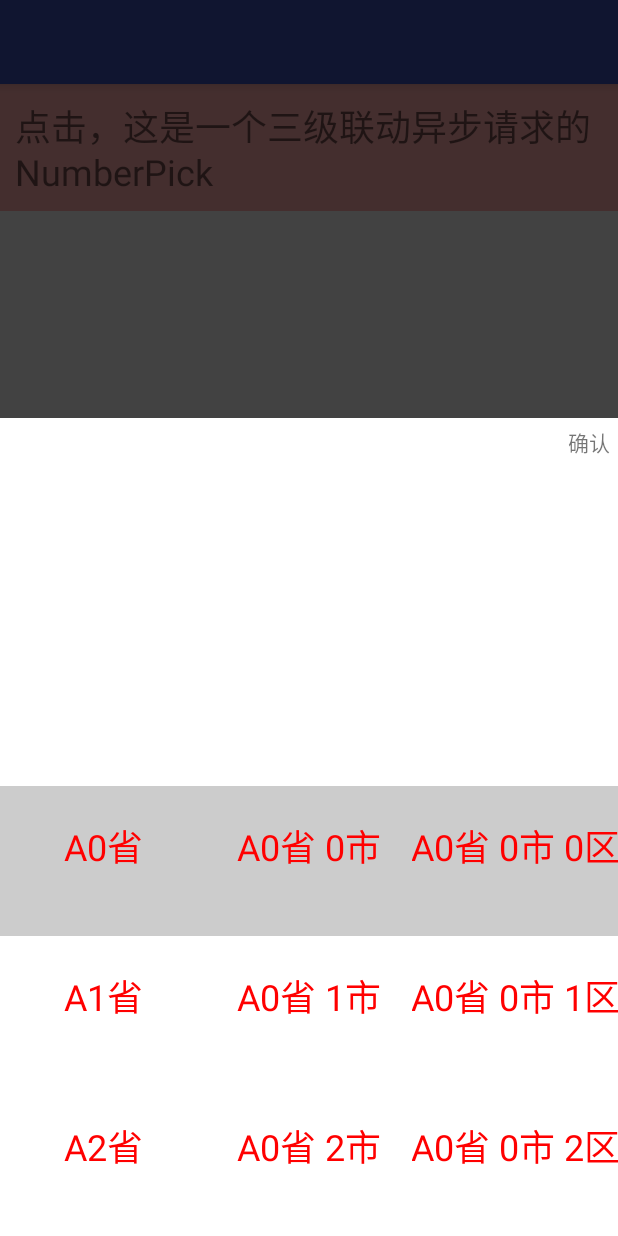
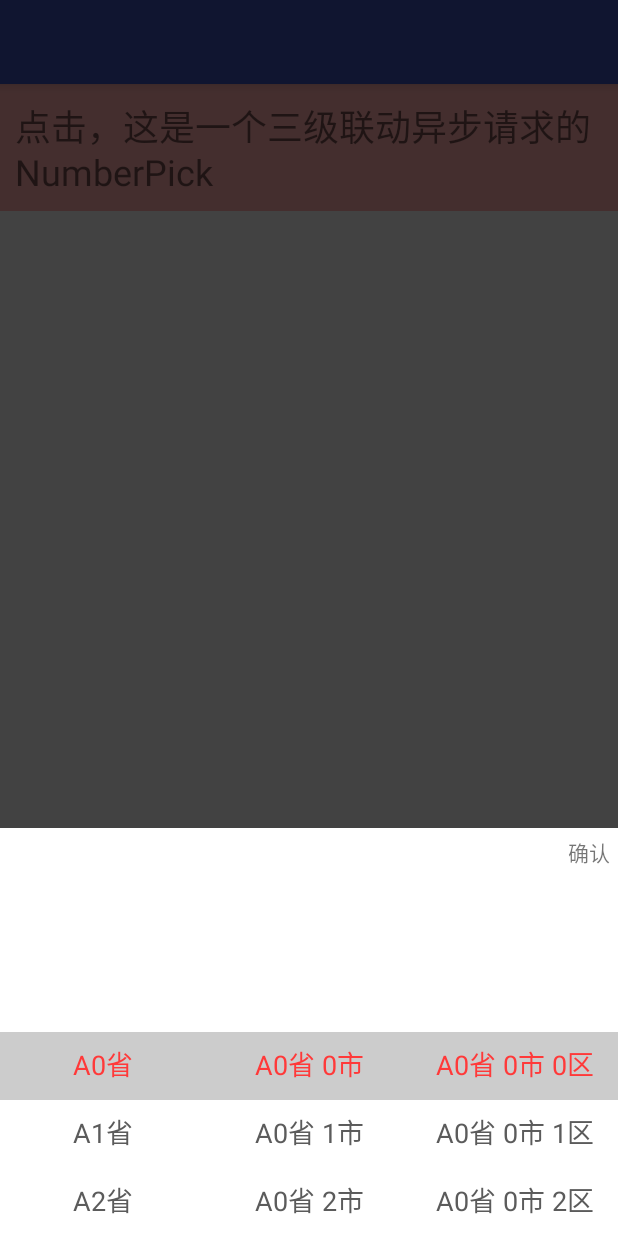
Before and after one commit to yushilei1218/JetPack, an Android app: the NumberPickerActivity screen opened directly, with no data from a screen before it, after a tap on "点击，这是一个三级联动异步请求的NumberPick", on a phone screen of 412 x 824 dp. Run offline under Robolectric (Android 15) with nearby library versions, the phone set to English and light mode, and no system bars; our stand-ins replace ButterKnife; libraries missing offline, so code that uses them is left out: com.alibaba.fastjson.

Commit message:
测试 ItemPicker  三级联动 控件优化

```diff
--- a/app/src/main/java/com/test/shileiyu/jetpack/common/widget/ItemPickerView.java
+++ b/app/src/main/java/com/test/shileiyu/jetpack/common/widget/ItemPickerView.java
@@ -4,6 +4,7 @@ import android.animation.Animator;
 import android.animation.AnimatorListenerAdapter;
 import android.animation.ValueAnimator;
 import android.content.Context;
+import android.content.res.TypedArray;
 import android.graphics.Canvas;
 import android.graphics.Color;
 import android.graphics.Paint;
@@ -22,8 +23,8 @@ import android.view.ViewConfiguration;
 import android.view.ViewParent;
 import android.view.animation.DecelerateInterpolator;
 import android.widget.OverScroller;
-import android.widget.Scroller;
 
+import com.test.shileiyu.jetpack.R;
 import com.test.shileiyu.jetpack.common.util.Util;
 
 import java.util.ArrayList;
@@ -35,6 +36,7 @@ import java.util.List;
  */
 
 public class ItemPickerView extends View {
+    private static final float VELOCITY_Y_RATIO = 1 / 8f;
 
     private List<BaseItem> mItems = new ArrayList<>();
 
@@ -42,16 +44,17 @@ public class ItemPickerView extends View {
 
     private int itemHeight = 150;
 
-    private int showCount = 5;
+    private int showCount = 3;
 
     private TextPaint mTextPaint = new TextPaint(Paint.ANTI_ALIAS_FLAG);
+
     private Paint mPaint = new Paint(Paint.ANTI_ALIAS_FLAG);
 
     private RectF mCenter = new RectF();
-    VelocityTracker mTracker;
-    Scroller mScroller;
 
-    OnItemSelectListener mListener;
+    private VelocityTracker mTracker;
+
+    private OnItemSelectListener mListener;
 
     private int mMinimumVelocity;
 
@@ -60,6 +63,12 @@ public class ItemPickerView extends View {
     private FlingRunnable mFlingRunnable;
 
     private boolean isSettling = false;
+
+    private int mSelectAreaColor;
+
+    private int mNoneSelectAreaColor;
+
+    private int mTextOffset;
 
     public void setListener(OnItemSelectListener listener) {
         mListener = listener;
@@ -81,22 +90,37 @@ public class ItemPickerView extends View {
                 offsetChildren(-distanceY);
                 return true;
             }
-
-            @Override
-            public boolean onFling(MotionEvent e1, MotionEvent e2, float velocityX, float velocityY) {
-                return true;
-            }
         });
         mTracker = VelocityTracker.obtain();
-        mTextPaint.setColor(Color.RED);
-        mTextPaint.setTextSize(36f);
-        mTextPaint.setTextAlign(Paint.Align.CENTER);
-        mScroller = new Scroller(context);
+
+
+        ViewConfiguration configuration = ViewConfiguration.get(context);
+        mMinimumVelocity = configuration.getScaledMinimumFlingVelocity();
+        mMaximumVelocity = (int) (configuration.getScaledMaximumFlingVelocity() * VELOCITY_Y_RATIO);
+
         mPaint.setStyle(Paint.Style.FILL);
         mPaint.setColor(Color.LTGRAY);
-        ViewConfiguration configuration = ViewConfiguration.get(context);
-        mMinimumVelocity = configuration.getScaledMinimumFlingVelocity();
-        mMaximumVelocity = configuration.getScaledMaximumFlingVelocity() / 8;
+
+        int textSize = 24;
+        if (attrs != null) {
+            TypedArray ta = context.obtainStyledAttributes(attrs, R.styleable.ItemPickerView);
+            mSelectAreaColor = ta.getColor(R.styleable.ItemPickerView_item_select_area_color, Color.RED);
+            mNoneSelectAreaColor = ta.getColor(R.styleable.ItemPickerView_item_none_select_area_color, Color.RED);
+            itemHeight = ta.getDimensionPixelSize(R.styleable.ItemPickerView_item_height, 150);
+            textSize = ta.getDimensionPixelSize(R.styleable.ItemPickerView_item_text_size, 24);
+            showCount = ta.getInt(R.styleable.ItemPickerView_show_count, 3);
+            if (showCount < 3) {
+                showCount = 3;
+            }
+            ta.recycle();
+        }
+
+        mTextPaint.setTextSize(textSize);
+        mTextPaint.setTextAlign(Paint.Align.CENTER);
+        Paint.FontMetricsInt metricsInt = mTextPaint.getFontMetricsInt();
+
+        mTextOffset = (int) ((Math.abs(metricsInt.ascent) - Math.abs(metricsInt.descent)) / 2f);
+
     }
 
     private void resetUI() {
@@ -104,36 +128,17 @@ public class ItemPickerView extends View {
         if (baseItem == null) {
             return;
         }
-        float cy = getHeight() / 2f;
-        float distanceY = cy - baseItem.mLocation.y;
+        float distanceY = getCenterY() - baseItem.mLocation.y;
         if (Math.abs(distanceY) >= itemHeight) {
-
-            class Update implements ValueAnimator.AnimatorUpdateListener {
-                private final float total;
-                private float past = 0;
-
-                Update(float total) {
-                    this.total = total;
-                }
-
-                @Override
-                public void onAnimationUpdate(ValueAnimator animation) {
-                    Float animatedValue = (Float) animation.getAnimatedValue();
-                    float now = animatedValue * total;
-                    float delta = now - past;
-                    offsetChildren(delta);
-                    past = now;
-                }
-            }
-            //动画
+            //动画复位
             ValueAnimator va = ValueAnimator.ofFloat(0f, 1f);
             va.setDuration(150);
             va.setInterpolator(new DecelerateInterpolator());
-            va.addUpdateListener(new Update(distanceY));
+            va.addUpdateListener(new UiSettler(distanceY));
             va.addListener(new AnimatorListenerAdapter() {
                 @Override
                 public void onAnimationEnd(Animator animation) {
-                    checkSelected();
+                    checkSelectedAndCallBack();
                     isSettling = false;
                 }
 
@@ -145,15 +150,21 @@ public class ItemPickerView extends View {
             va.start();
         } else {
             offsetChildren(distanceY);
-            checkSelected();
+            checkSelectedAndCallBack();
         }
     }
 
+    /**
+     * 获取当前数据源中离中心点最近的item
+     *
+     * @return null or item
+     */
+    @Nullable
     private BaseItem getCenterNearestChild() {
         if (Util.isEmpty(mItems)) {
             return null;
         }
-        float cy = getHeight() / 2f;
+        float cy = getCenterY();
         BaseItem target = null;
         float dis = Float.MAX_VALUE;
         for (BaseItem baseItem : mItems) {
@@ -176,14 +187,17 @@ public class ItemPickerView extends View {
     @Override
     protected void onSizeChanged(int w, int h, int oldw, int oldh) {
         super.onSizeChanged(w, h, oldw, oldh);
-        float cy = h / 2f;
-        float per = itemHeight / 2f;
-        mCenter.set(0, cy - per, w, cy + per);
+        float cy = getCenterY();
+        float deltaY = itemHeight / 2f;
+        mCenter.set(0, cy - deltaY, w, cy + deltaY);
         setUpInitLocation();
         offset2SelectLocation();
     }
 
     private void offset2SelectLocation() {
+        if (getWidth() == 0 || getHeight() == 0) {
+            return;
+        }
         if (!Util.isEmpty(mItems)) {
             BaseItem first = null;
             for (BaseItem c : mItems) {
@@ -221,7 +235,7 @@ public class ItemPickerView extends View {
 
             mTracker.computeCurrentVelocity(1000, mMaximumVelocity);
             float yVelocity = mTracker.getYVelocity();
-
+            //触发fling
             if (Math.abs(yVelocity) > mMinimumVelocity) {
                 if (mFlingRunnable == null) {
                     mFlingRunnable = new FlingRunnable();
@@ -235,7 +249,6 @@ public class ItemPickerView extends View {
         return true;
     }
 
-
     @Override
     protected void onDraw(Canvas canvas) {
         canvas.drawRect(mCenter, mPaint);
@@ -244,10 +257,17 @@ public class ItemPickerView extends View {
             return;
         }
         for (BaseItem c : mItems) {
-            canvas.drawText(c.getName(), c.mLocation.x, c.mLocation.y, mTextPaint);
+            float itemX = c.mLocation.x;
+            float itemY = c.mLocation.y;
+            boolean contains = mCenter.contains(itemX, itemY);
+            if (contains) {
+                mTextPaint.setColor(mSelectAreaColor);
+            } else {
+                mTextPaint.setColor(mNoneSelectAreaColor);
+            }
+            canvas.drawText(c.getName(), itemX, itemY + mTextOffset, mTextPaint);
         }
     }
-
 
     private void offsetChildren(float distanceY) {
         if (distanceY != 0 && !Util.isEmpty(mItems)) {
@@ -258,10 +278,12 @@ public class ItemPickerView extends View {
         }
     }
 
+    /**
+     * 设置当前Picker 需要展示的数据项
+     *
+     * @param data 为空时清空展示，否则展示
+     */
     public void setDisplayItems(final List<BaseItem> data) {
-        post(new Runnable() {
-            @Override
-            public void run() {
         if (Util.isEmpty(data)) {
             mItems.clear();
             invalidate();
@@ -273,10 +295,11 @@ public class ItemPickerView extends View {
             invalidate();
         }
     }
-        });
-    }
 
-    private void checkSelected() {
+    /**
+     * 触发检查当前数据项集合，确定被选中的item，触发回调
+     */
+    private void checkSelectedAndCallBack() {
         if (!Util.isEmpty(mItems)) {
             BaseItem select = null;
             for (BaseItem baseItem : mItems) {
@@ -324,6 +347,9 @@ public class ItemPickerView extends View {
         }
     }
 
+    /**
+     * item被选中监听器
+     */
     public interface OnItemSelectListener {
         /**
          * 内部item被选中了
@@ -333,6 +359,9 @@ public class ItemPickerView extends View {
         void onItemSelect(@NonNull BaseItem item);
     }
 
+    /**
+     * Picker数据项基类
+     */
     public abstract static class BaseItem {
         PointF mLocation = new PointF();
         public Object extra;
@@ -354,7 +383,31 @@ public class ItemPickerView extends View {
         public abstract String getName();
     }
 
-    public class FlingRunnable implements Runnable {
+    /**
+     * UI复位-被选中的item动画回滚到恰当位置
+     */
+    private class UiSettler implements ValueAnimator.AnimatorUpdateListener {
+        private final float total;
+        private float past = 0;
+
+        UiSettler(float total) {
+            this.total = total;
+        }
+
+        @Override
+        public void onAnimationUpdate(ValueAnimator animation) {
+            Float animatedValue = (Float) animation.getAnimatedValue();
+            float now = animatedValue * total;
+            float delta = now - past;
+            offsetChildren(delta);
+            past = now;
+        }
+    }
+
+    /**
+     * Fling处理类
+     */
+    private class FlingRunnable implements Runnable {
 
         private final OverScroller mScroller;
         private int mLastFlingY;
@@ -377,12 +430,12 @@ public class ItemPickerView extends View {
             }
         }
 
-        public void endFling() {
+        void endFling() {
             removeCallbacks(this);
             mScroller.abortAnimation();
         }
 
-        public void start(int yVelocity) {
+        void start(int yVelocity) {
             int initialY = yVelocity < 0 ? Integer.MAX_VALUE : 0;
             mLastFlingY = initialY;
             mScroller.fling(0, initialY, 0, yVelocity, 0, Integer.MAX_VALUE, 0, Integer.MAX_VALUE);
--- a/app/src/main/res/layout/fragment_city_picker.xml
+++ b/app/src/main/res/layout/fragment_city_picker.xml
@@ -1,4 +1,5 @@
 <RelativeLayout xmlns:android="http://schemas.android.com/apk/res/android"
+    xmlns:app="http://schemas.android.com/apk/res-auto"
     xmlns:tools="http://schemas.android.com/tools"
     android:layout_width="match_parent"
     android:layout_height="match_parent"
@@ -16,18 +17,21 @@
 
         <com.test.shileiyu.jetpack.common.widget.ItemPickerView
             android:id="@+id/province_pick"
+            style="@style/Item_Pick_Style"
             android:layout_width="0dp"
             android:layout_height="match_parent"
             android:layout_weight="1" />
 
         <com.test.shileiyu.jetpack.common.widget.ItemPickerView
             android:id="@+id/city_pick"
+            style="@style/Item_Pick_Style"
             android:layout_width="0dp"
             android:layout_height="match_parent"
             android:layout_weight="1" />
 
         <com.test.shileiyu.jetpack.common.widget.ItemPickerView
             android:id="@+id/district_pick"
+            style="@style/Item_Pick_Style"
             android:layout_width="0dp"
             android:layout_height="match_parent"
             android:layout_weight="1" />
--- a/app/src/main/res/values/styles.xml
+++ b/app/src/main/res/values/styles.xml
@@ -65,4 +65,21 @@
         <item name="android:background">@drawable/arrow_up_2_down</item>
 
     </style>
+
+    <declare-styleable name="ItemPickerView">
+        <attr name="show_count" format="integer" />
+        <attr name="item_height" format="dimension" />
+        <attr name="item_text_size" format="dimension" />
+        <attr name="item_select_area_color" format="color" />
+        <attr name="item_none_select_area_color" format="color" />
+    </declare-styleable>
+
+
+    <style name="Item_Pick_Style">
+        <item name="show_count">5</item>
+        <item name="item_height">45dp</item>
+        <item name="item_text_size">18sp</item>
+        <item name="item_select_area_color">#ff3939</item>
+        <item name="item_none_select_area_color">#5b5b5b</item>
+    </style>
 </resources>
```
Also changed, not shown: app/src/main/java/com/test/shileiyu/jetpack/common/bean/Constant.java (+1 -1 lines). Lines whose indentation alone changed are shown as unchanged.
